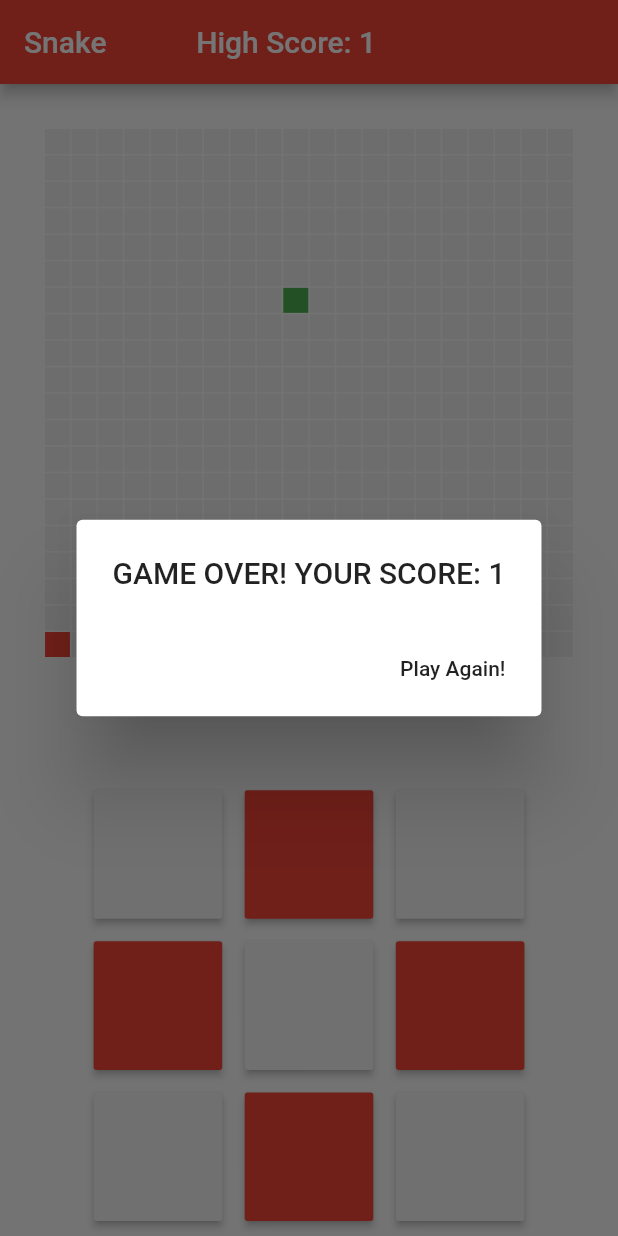
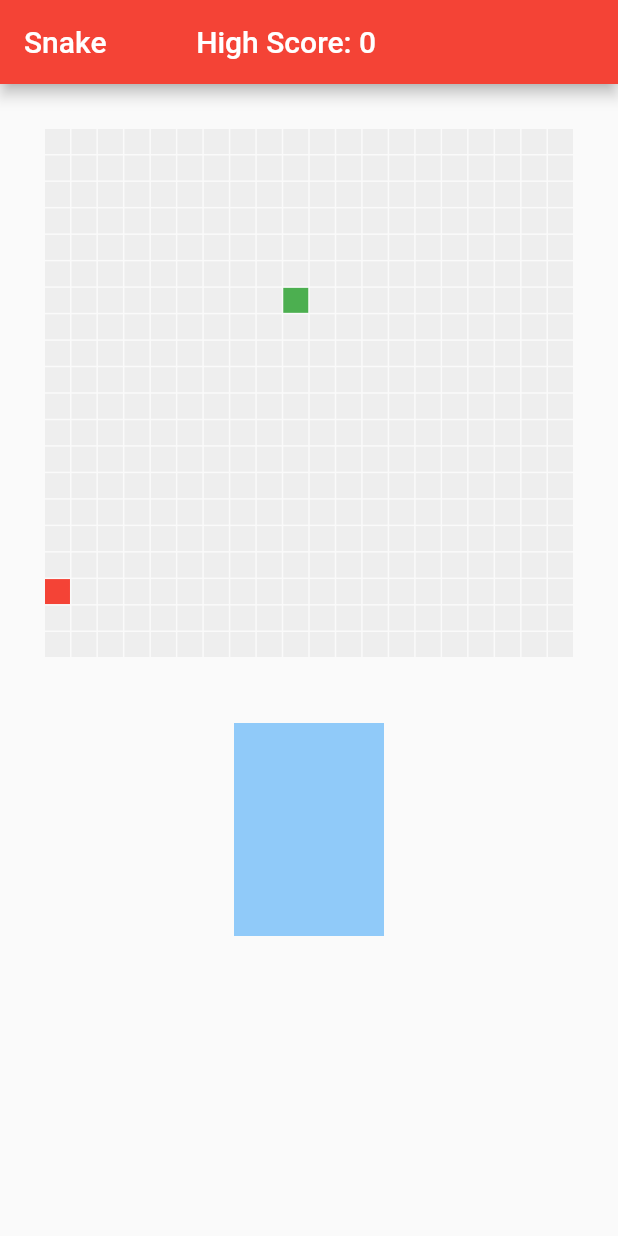
Before and after one commit to dnobs/snake, a Flutter app: the first screen one second after launch, on a phone screen of 412 x 824 dp. Run offline on Flutter 3.47's test engine with Material 2 defaults, Android fonts, the phone set to English and light mode, and no system bars.

Commit message:
Avoids games that result in immediate loss. Also working on gesture controls

```diff
--- a/lib/home_page.dart
+++ b/lib/home_page.dart
@@ -67,24 +67,33 @@ class _HomePageState extends State<HomePage> {
 
           // Controls Area
           Expanded(
-            child: AspectRatio(
-              aspectRatio: 1,
-              child: GridView.builder(
-                padding: const EdgeInsets.all(10.0),
-                gridDelegate: SliverGridDelegateWithFixedCrossAxisCount(
-                  crossAxisCount: 3,
-                  crossAxisSpacing: 15,
-                  mainAxisSpacing: 15,
-                  childAspectRatio: 1,
+            child: GestureDetector(
+              child: Draggable(
+                child: SizedBox(
+                  child: Container(
+                    color: Colors.blue[200],
+                  ),
+                  height: 100,
+                  width: 100,
                 ),
-                itemCount: 9,
-                itemBuilder: (context, i) => RaisedButton(
-                  color: buttons.contains(i) ? Colors.red: Colors.grey[100],
-                  onPressed: (){updateDirection(i);},
-                )
+                feedback: SizedBox(
+                  child: Container(
+                    color: Colors.black,
+                  ),
+                  height: 100,
+                  width: 100,
+                ),
+                onDragEnd: (details){
+                  updateDirection(details);
+                  },
               ),
             ),
-            flex: 2,
+          ),
+
+          // Padding on bottom of screen
+          SizedBox(
+            height: 200,
+            width: 200,
           )
 
         ],
@@ -100,20 +109,8 @@ class _HomePageState extends State<HomePage> {
   }
 
   // button controls
-  void updateDirection(int button){
-    if(button == 1) snake.changeDirection('up');
-    if(button == 5) snake.changeDirection('right');
-    if(button == 7) snake.changeDirection('down');
-    if(button == 3) snake.changeDirection('left');
-
-    // for testing:
-    if(button == 4) moveSnake();
-    if(button == 8) snake = SnakeBody([snake.head], snake.dir);
-    if(button == 2) {
-      snakeMover.cancel();
-      speed = Duration(milliseconds: 200);
-      snakeMover = Timer.periodic(speed, (Timer t) => moveSnake());
-    }
+  void updateDirection(DraggableDetails dragDetails){
+    print(dragDetails.velocity.toString());
   }
 
   Food placeFood(){
@@ -204,18 +201,30 @@ class _HomePageState extends State<HomePage> {
     );
   }
 
-  void newGame(){
-    List<List<int>> start = [[
+  List<int> generateRandomPoint(){
+    return [
       random.nextInt(gameGridSize),
       random.nextInt(gameGridSize)
-    ]];
+    ];
+  }
 
+  String generateRandomDirection(){
+    List<String> directions = ['up', 'right', 'down', 'left'];
     int i = random.nextInt(3);
-    List<String> directions = ['up', 'right', 'down', 'left'];
-    String randomDirection = directions[i];
+    return directions[i];
+  }
 
-    snake = SnakeBody(start, randomDirection);
-    speed = Duration(milliseconds: 200);
+  void newGame(){
+
+    // Avoid games that result in immediate loss
+    do{
+      snake = SnakeBody(
+          [generateRandomPoint()],
+          generateRandomDirection()
+      );
+    } while (!onBoard(snake.nextLoc()));
+
+    speed = Duration(milliseconds: 1000);
     snakeMover = Timer.periodic(speed, (Timer t) => moveSnake());
   }
 
```
